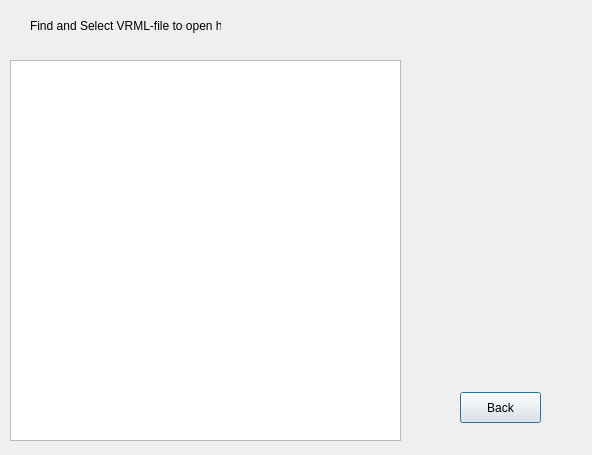
Before: the Qt Designer form Launcher files/source files/ui/fileselectwindow.ui in Averin-Vladislav/VRML-Browser-Limur-, drawn with Qt 5.
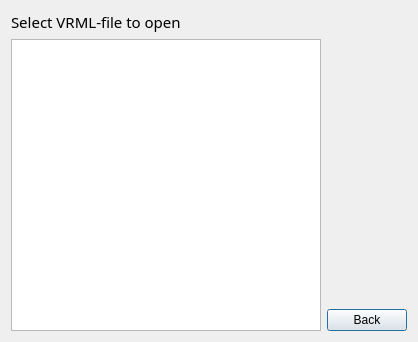
After: the same form once the commit is applied.

```diff
--- a/Launcher files/source files/ui/fileselectwindow.ui
+++ b/Launcher files/source files/ui/fileselectwindow.ui
@@ -6,49 +6,82 @@
    <rect>
     <x>0</x>
     <y>0</y>
-    <width>592</width>
-    <height>455</height>
+    <width>418</width>
+    <height>342</height>
    </rect>
   </property>
   <property name="windowTitle">
    <string>File Selection</string>
   </property>
-  <widget class="QTreeView" name="treeView">
-   <property name="geometry">
-    <rect>
-     <x>10</x>
-     <y>60</y>
-     <width>391</width>
-     <height>381</height>
-    </rect>
-   </property>
-  </widget>
+  <layout class="QGridLayout" name="gridLayout_3">
+   <item row="0" column="0">
+    <layout class="QGridLayout" name="gridLayout">
+     <item row="1" column="0">
+      <layout class="QHBoxLayout" name="horizontalLayout">
+       <item>
+        <widget class="QTreeView" name="treeView"/>
+       </item>
+       <item>
+        <layout class="QVBoxLayout" name="verticalLayout">
+         <item>
+          <spacer name="verticalSpacer">
+           <property name="orientation">
+            <enum>Qt::Vertical</enum>
+           </property>
+           <property name="sizeHint" stdset="0">
+            <size>
+             <width>17</width>
+             <height>258</height>
+            </size>
+           </property>
+          </spacer>
+         </item>
+         <item>
   <widget class="QPushButton" name="backButton">
-   <property name="geometry">
-    <rect>
-     <x>460</x>
-     <y>392</y>
-     <width>81</width>
-     <height>31</height>
-    </rect>
-   </property>
    <property name="text">
     <string>Back</string>
    </property>
   </widget>
+         </item>
+        </layout>
+       </item>
+      </layout>
+     </item>
+     <item row="0" column="0">
+      <layout class="QGridLayout" name="gridLayout_2">
+       <item row="0" column="1">
+        <spacer name="horizontalSpacer">
+         <property name="orientation">
+          <enum>Qt::Horizontal</enum>
+         </property>
+         <property name="sizeHint" stdset="0">
+          <size>
+           <width>233</width>
+           <height>17</height>
+          </size>
+         </property>
+        </spacer>
+       </item>
+       <item row="0" column="0">
   <widget class="QLabel" name="label">
-   <property name="geometry">
-    <rect>
-     <x>30</x>
-     <y>10</y>
-     <width>191</width>
-     <height>31</height>
-    </rect>
+         <property name="font">
+          <font>
+           <family>Impact</family>
+           <pointsize>11</pointsize>
+           <italic>false</italic>
+           <underline>false</underline>
+          </font>
    </property>
    <property name="text">
-    <string>Find and Select VRML-file to open him</string>
-   </property>
-  </widget>
+          <string>Select VRML-file to open</string>
+         </property>
+        </widget>
+       </item>
+      </layout>
+     </item>
+    </layout>
+   </item>
+  </layout>
  </widget>
  <resources/>
  <connections/>
```
Lines whose indentation alone changed are shown as unchanged.
